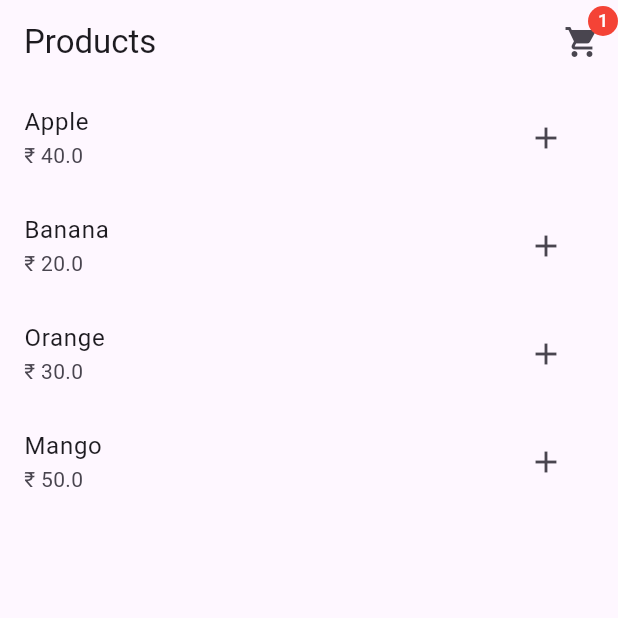
After one commit to dhavankomal/flutter-provider-clean-mvvm, a Flutter app: the ProductListScreen screen opened directly, after a tap on the "add" icon, on a phone screen of 412 x 824 dp, the top half of it. The commit adds this screen. Run offline on Flutter 3.47's test engine with Material 3 defaults, Android fonts, the phone set to English and light mode, and no system bars.

Commit message:
Added product list and cart feature using Provider with clean MVVM

```diff
--- a/lib/main.dart
+++ b/lib/main.dart
@@ -1,5 +1,7 @@
 import 'package:flutter/material.dart';
 import 'package:flutter_provider_clean_mvvm/providers/auth_provider.dart';
+import 'package:flutter_provider_clean_mvvm/providers/cart_provider.dart';
+import 'package:flutter_provider_clean_mvvm/providers/product_provider.dart';
 
 import 'package:provider/provider.dart';
 
@@ -13,6 +15,8 @@ void main() {
       providers: [
         ChangeNotifierProvider(create: (_) => AppProvider()),
         ChangeNotifierProvider(create: (_) => AuthProvider()),
+        ChangeNotifierProvider(create: (_) => ProductProvider()),
+        ChangeNotifierProvider(create: (_) => CartProvider()),
       ],
       child: const MyApp(),
     ),
--- /dev/null
+++ b/lib/models/product_model.dart
@@ -0,0 +1,11 @@
+class ProductModel {
+  final String id;
+  final String name;
+  final double price;
+
+  ProductModel({
+    required this.id,
+    required this.name,
+    required this.price,
+  });
+}
--- /dev/null
+++ b/lib/providers/cart_provider.dart
@@ -0,0 +1,29 @@
+import 'package:flutter/material.dart';
+
+import '../models/product_model.dart';
+
+class CartProvider extends ChangeNotifier {
+  final List<ProductModel> _items = [];
+
+  List<ProductModel> get items => _items;
+
+  int get itemCount => _items.length;
+
+  double get totalPrice =>
+      _items.fold(0, (sum, item) => sum + item.price);
+
+  void addToCart(ProductModel product) {
+    _items.add(product);
+    notifyListeners();
+  }
+
+  void removeFromCart(ProductModel product) {
+    _items.remove(product);
+    notifyListeners();
+  }
+
+  void clearCart() {
+    _items.clear();
+    notifyListeners();
+  }
+}
--- /dev/null
+++ b/lib/providers/product_provider.dart
@@ -0,0 +1,21 @@
+import 'package:flutter/material.dart';
+
+import '../models/product_model.dart';
+import '../repositories/product_repository.dart';
+
+class ProductProvider extends ChangeNotifier {
+  final ProductRepository _repository = ProductRepository();
+
+  bool isLoading = false;
+  List<ProductModel> products = [];
+
+  Future<void> loadProducts() async {
+    isLoading = true;
+    notifyListeners();
+
+    products = await _repository.fetchProducts();
+
+    isLoading = false;
+    notifyListeners();
+  }
+}
--- /dev/null
+++ b/lib/repositories/product_repository.dart
@@ -0,0 +1,14 @@
+import '../models/product_model.dart';
+
+class ProductRepository {
+  Future<List<ProductModel>> fetchProducts() async {
+    await Future.delayed(const Duration(seconds: 1)); // mock delay
+
+    return [
+      ProductModel(id: '1', name: 'Apple', price: 40),
+      ProductModel(id: '2', name: 'Banana', price: 20),
+      ProductModel(id: '3', name: 'Orange', price: 30),
+      ProductModel(id: '4', name: 'Mango', price: 50),
+    ];
+  }
+}
--- /dev/null
+++ b/lib/views/products/product_list_screen.dart
@@ -0,0 +1,77 @@
+import 'package:flutter/material.dart';
+import 'package:provider/provider.dart';
+
+import '../../providers/product_provider.dart';
+import '../../providers/cart_provider.dart';
+import '../../models/product_model.dart';
+
+class ProductListScreen extends StatefulWidget {
+  const ProductListScreen({super.key});
+
+  @override
+  State<ProductListScreen> createState() => _ProductListScreenState();
+}
+
+class _ProductListScreenState extends State<ProductListScreen> {
+  @override
+  void initState() {
+    super.initState();
+    Future.microtask(() {
+      context.read<ProductProvider>().loadProducts();
+    });
+  }
+
+  @override
+  Widget build(BuildContext context) {
+    final productProvider = context.watch<ProductProvider>();
+    final cartProvider = context.watch<CartProvider>();
+
+    return Scaffold(
+      appBar: AppBar(
+        title: const Text('Products'),
+        actions: [
+          Stack(
+            alignment: Alignment.topRight,
+            children: [
+              IconButton(
+                icon: const Icon(Icons.shopping_cart),
+                onPressed: () {
+                  Navigator.pushNamed(context, '/cart');
+                },
+              ),
+              if (cartProvider.itemCount > 0)
+                CircleAvatar(
+                  radius: 10,
+                  backgroundColor: Colors.red,
+                  child: Text(
+                    cartProvider.itemCount.toString(),
+                    style: const TextStyle(fontSize: 12, color: Colors.white),
+                  ),
+                ),
+            ],
+          ),
+        ],
+      ),
+      body: productProvider.isLoading
+          ? const Center(child: CircularProgressIndicator())
+          : ListView.builder(
+              itemCount: productProvider.products.length,
+              itemBuilder: (context, index) {
+                final ProductModel product =
+                    productProvider.products[index];
+
+                return ListTile(
+                  title: Text(product.name),
+                  subtitle: Text('₹ ${product.price}'),
+                  trailing: IconButton(
+                    icon: const Icon(Icons.add),
+                    onPressed: () {
+                      cartProvider.addToCart(product);
+                    },
+                  ),
+                );
+              },
+            ),
+    );
+  }
+}
```
Also changed, not shown: lib/views/app.dart (+10 -2 lines), lib/views/cart/cart_screen.dart (added, +48 -0 lines).
